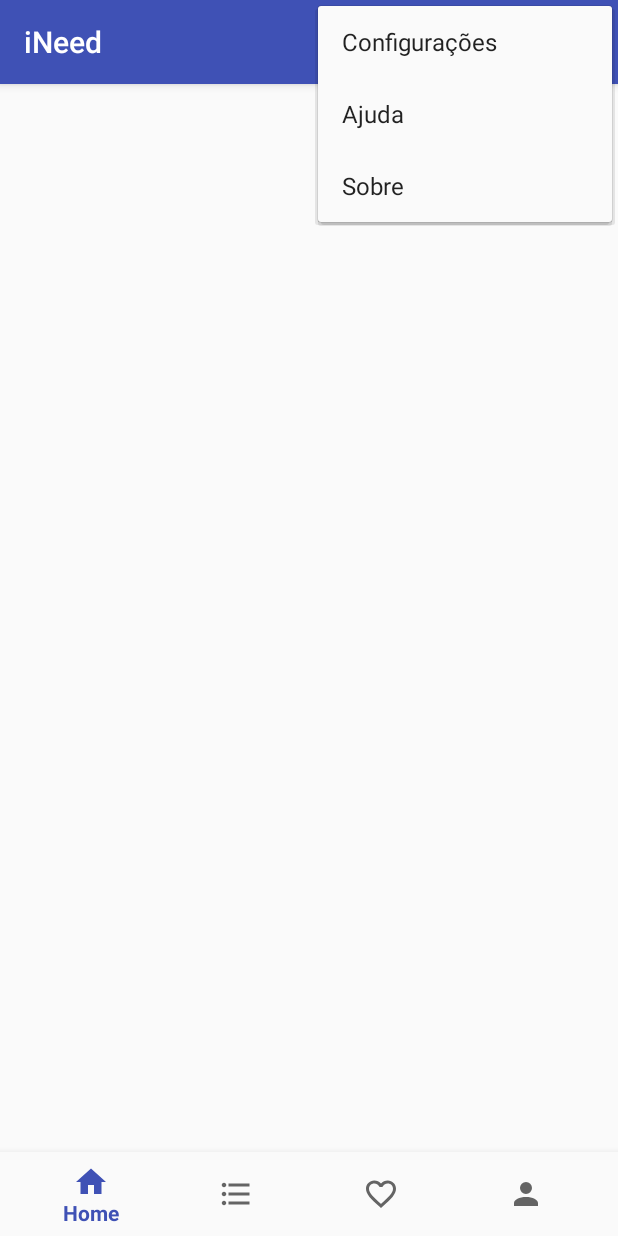
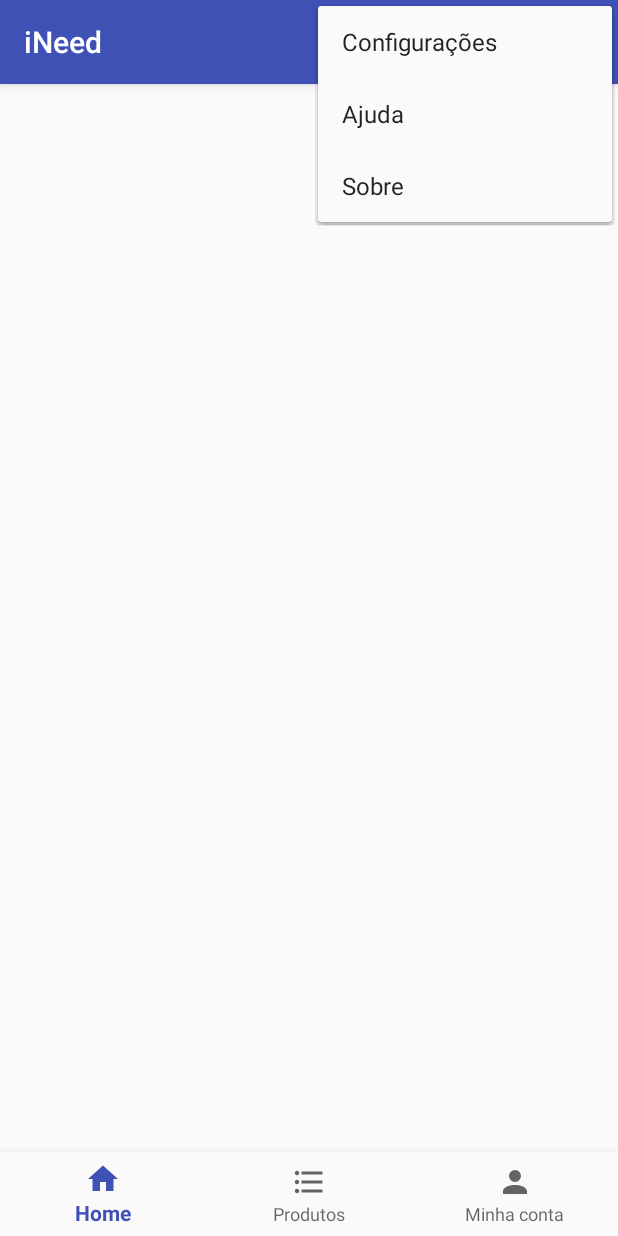
Before and after one commit to EZLEV/iNeed-App-Android, an Android app: the screen it shows after launch (HomeActivity), with the options menu open, on a phone screen of 412 x 824 dp. Run offline under Robolectric (Android 15) with nearby library versions, the phone set to English and light mode, and no system bars.

Commit message:
Remove item navigation bar

```diff
--- a/app/src/main/java/shop/ineed/app/ineed/activity/HomeActivity.java
+++ b/app/src/main/java/shop/ineed/app/ineed/activity/HomeActivity.java
@@ -1,5 +1,6 @@
 package shop.ineed.app.ineed.activity;
 
+import android.content.Intent;
 import android.support.v7.app.AppCompatActivity;
 import android.os.Bundle;
 import android.view.Menu;
@@ -28,6 +29,8 @@ public class HomeActivity extends AppCompatActivity {
         switch (item.getItemId()){
             case R.id.ic_action_search:
                 Toast.makeText(this, "ic_action_search", Toast.LENGTH_LONG).show();
+                Intent intent = new Intent(this, SignInActivity.class);
+                startActivity(intent);
                 break;
             case R.id.ic_action_settings:
                 Toast.makeText(this, "ic_action_settings", Toast.LENGTH_LONG).show();
--- a/app/src/main/res/menu/navigation_menu.xml
+++ b/app/src/main/res/menu/navigation_menu.xml
@@ -12,11 +12,6 @@
         android:title="@string/products" />
 
     <item
-        android:id="@+id/navigation_love"
-        android:icon="@drawable/ic_heart_outline"
-        android:title="@string/favorites" />
-
-    <item
         android:id="@+id/navigation_account"
         android:icon="@drawable/ic_account"
         android:title="@string/account" />
```
